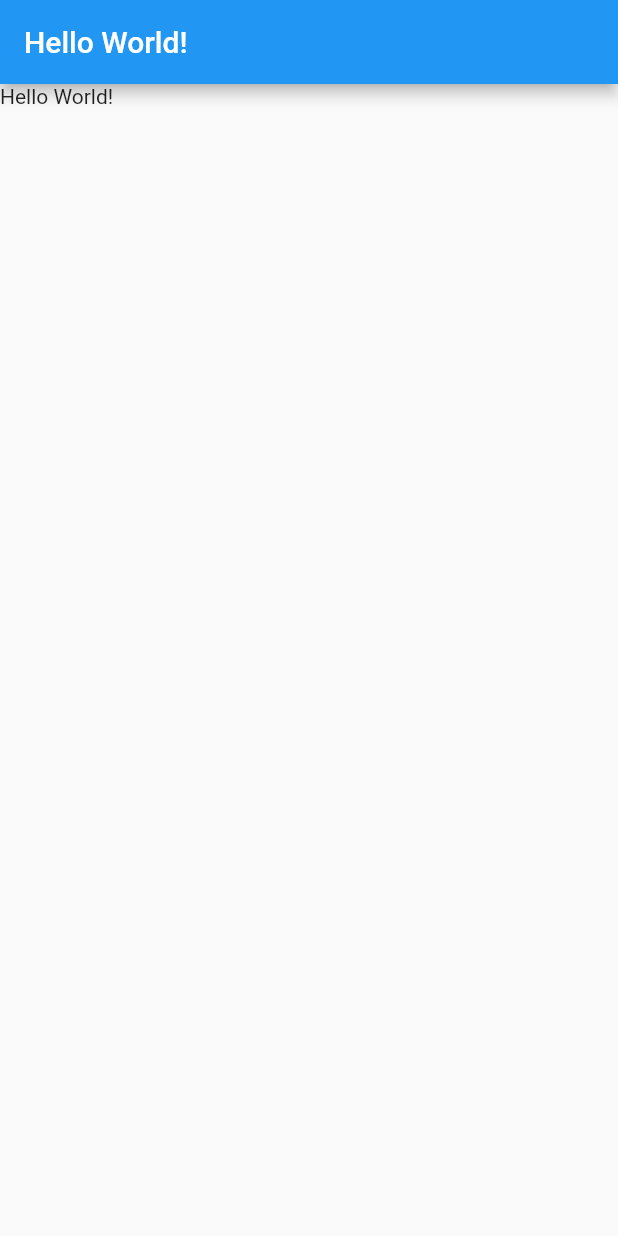
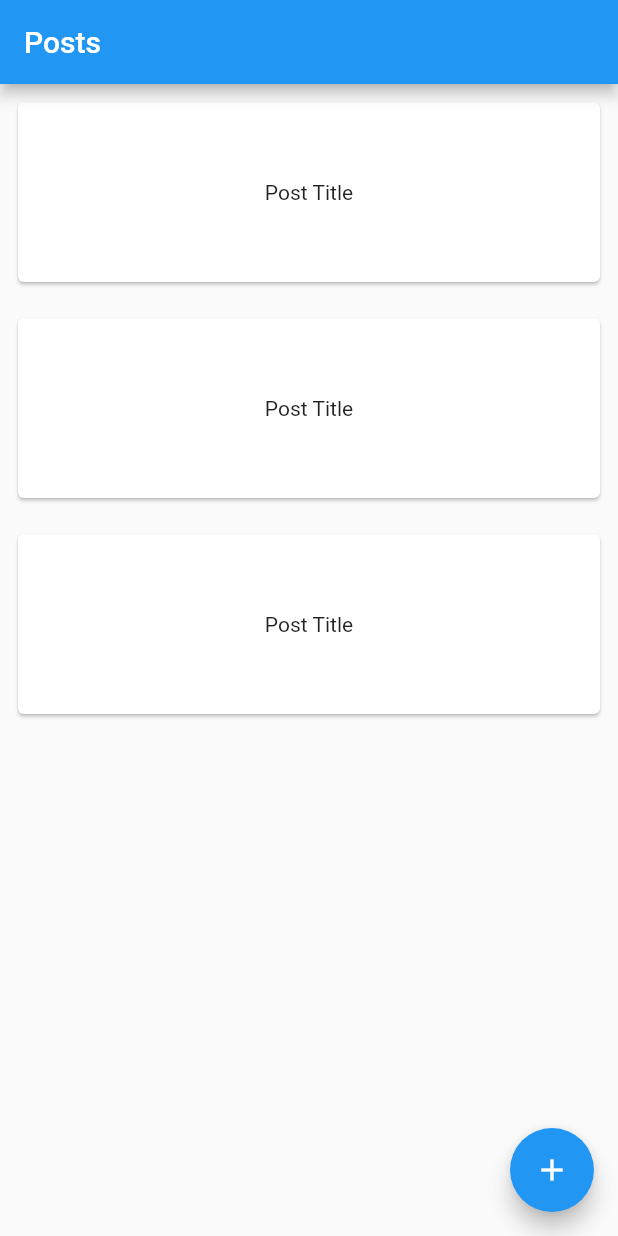
Before and after one commit to bsdonald/social_media_app, a Flutter app: the screen it shows after launch, on a phone screen of 412 x 824 dp. Run offline on Flutter 3.47's test engine with Material 2 defaults, Android fonts, the phone set to English and light mode, and no system bars; our stand-ins replace auto_route.

Commit message:
formatted and populated Home Page

```diff
--- a/lib/presentation/pages/home_page/home_page.dart
+++ b/lib/presentation/pages/home_page/home_page.dart
@@ -1,4 +1,5 @@
 import 'package:flutter/material.dart';
+import 'package:social_media_app/presentation/pages/home_page/widgets/home_page_body.dart';
 
 class HomePage extends StatelessWidget {
   const HomePage({Key key}) : super(key: key);
@@ -7,10 +8,12 @@ class HomePage extends StatelessWidget {
   Widget build(BuildContext context) {
     return Scaffold(
       appBar: AppBar(
-        title: Text('Hello World!'),
+        title: Text('Posts'),
       ),
-      body: Container(
-        child: Text('Hello World!'),
+      body: HomePageBody(),
+      floatingActionButton: FloatingActionButton(
+        onPressed: () {},
+        child: Icon(Icons.add),
       ),
     );
   }
--- /dev/null
+++ b/lib/presentation/pages/home_page/widgets/home_page_body.dart
@@ -0,0 +1,19 @@
+import 'package:flutter/material.dart';
+import 'package:social_media_app/presentation/pages/home_page/widgets/post_card.dart';
+
+class HomePageBody extends StatelessWidget {
+  const HomePageBody({Key key}) : super(key: key);
+
+  @override
+  Widget build(BuildContext context) {
+    return ListView.builder(
+      itemBuilder: (context, index) {
+        return Padding(
+          padding: const EdgeInsets.all(8.0),
+          child: PostCard(),
+        );
+      },
+      itemCount: 3,
+    );
+  }
+}
--- /dev/null
+++ b/lib/presentation/pages/home_page/widgets/post_card.dart
@@ -0,0 +1,17 @@
+import 'package:flutter/material.dart';
+
+class PostCard extends StatelessWidget {
+  const PostCard({Key key}) : super(key: key);
+
+  @override
+  Widget build(BuildContext context) {
+    return Card(
+      child: Container(
+        height: 120,
+        child: Center(
+          child: Text('Post Title'),
+        ),
+      ),
+    );
+  }
+}
```
